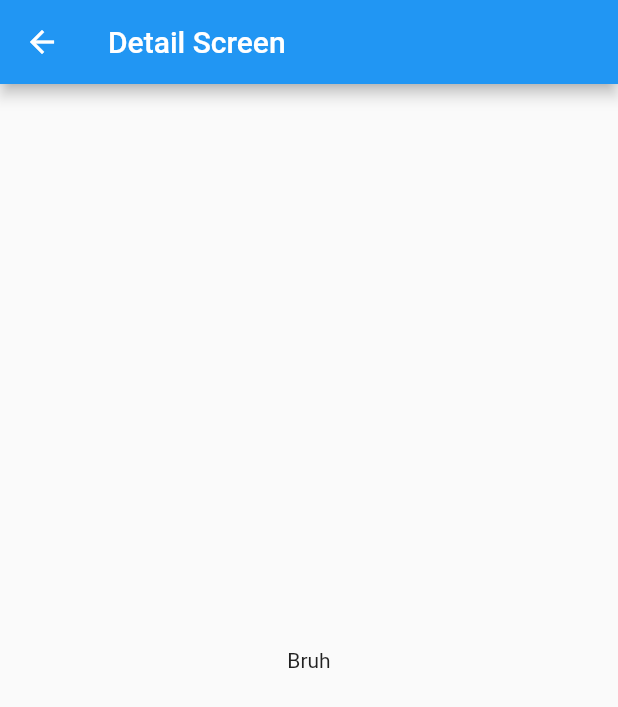
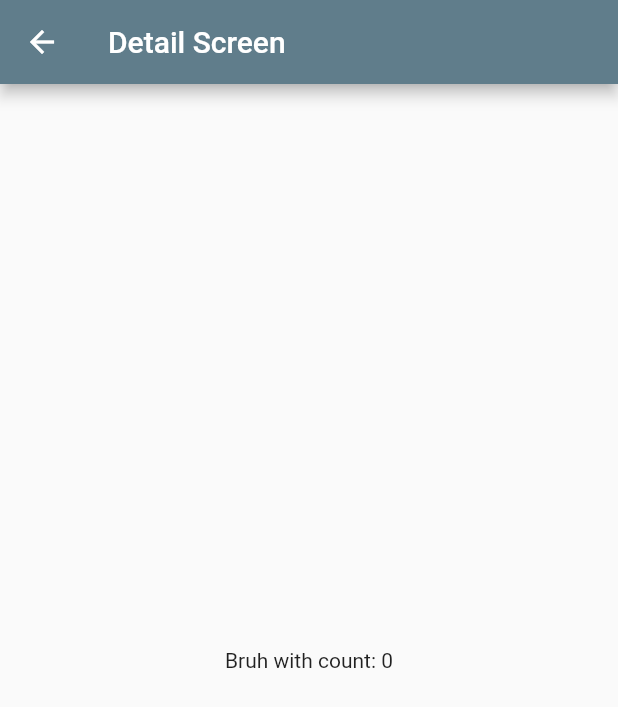
Before and after one commit to vanard/learn-flutter, a Flutter app: the screen it shows after launch, after a tap on "Go to detail", on a phone screen of 412 x 824 dp. Shown: the top 707 px of the screen. Run offline on Flutter 3.47's test engine with Material 2 defaults, Android fonts, the phone set to English and light mode, and no system bars; our stand-ins replace get.

Commit message:
add reactive

```diff
--- a/lib/main.dart
+++ b/lib/main.dart
@@ -2,7 +2,7 @@ import 'package:flutter/material.dart';
 import 'package:flutter_learn_getx/pages/detail_screen.dart';
 import 'package:get/get.dart';
 
-import 'pages/home_screen.dart';
+import 'pages/home/home_screen.dart';
 
 void main() {
   runApp(MyApp());
@@ -15,7 +15,7 @@ class MyApp extends StatelessWidget {
     return GetMaterialApp(
       title: 'Flutter Demo',
       theme: ThemeData(
-        primarySwatch: Colors.blue,
+        primarySwatch: Colors.blueGrey,
         visualDensity: VisualDensity.adaptivePlatformDensity,
       ),
       getPages: [
--- a/lib/pages/detail_screen.dart
+++ b/lib/pages/detail_screen.dart
@@ -1,9 +1,11 @@
 import 'package:flutter/material.dart';
+import 'package:flutter_learn_getx/pages/home/home_controller.dart';
 import 'package:flutter_learn_getx/service/dummy_service.dart';
 import 'package:get/get.dart';
 
 class DetailScreen extends StatelessWidget {
   final serv = Get.find<ApiService>();
+  final homeState = Get.find<HomeController>();
 
   @override
   Widget build(BuildContext context) {
@@ -19,7 +21,7 @@ class DetailScreen extends StatelessWidget {
       ),
       body: Container(
         alignment: Alignment.center,
-        child: Text('${serv.fetchFromApi()}'),
+        child: Text('${serv.fetchFromApi()} with count: ${homeState.count}'),
       ),
     );
   }
--- /dev/null
+++ b/lib/pages/home/home_controller.dart
@@ -0,0 +1,7 @@
+import 'package:get/get.dart';
+
+class HomeController extends GetxController{
+  var count = 0.obs;
+
+  increment() => count++;
+}
--- a/lib/pages/home_screen.dart
+++ b/lib/pages/home/home_screen.dart
@@ -1,5 +1,5 @@
 import 'package:flutter/material.dart';
-import 'package:flutter_learn_getx/pages/detail_screen.dart';
+import 'package:flutter_learn_getx/pages/home/home_controller.dart';
 import 'package:flutter_learn_getx/service/dummy_service.dart';
 import 'package:get/get.dart';
 
@@ -7,6 +7,7 @@ class HomeScreen extends StatelessWidget {
   @override
   Widget build(BuildContext context) {
     final service = Get.put(ApiService());
+    final homeController = Get.put(HomeController());
 
     return Scaffold(
       appBar: AppBar(
@@ -35,8 +36,19 @@ class HomeScreen extends StatelessWidget {
                 primary: Colors.white,
                 textStyle: TextStyle(fontSize: 20),
               ),
-            )
+            ),
           ],
+        ),
+      ),
+      floatingActionButton: Obx(
+        () => FloatingActionButton.extended(
+          onPressed: () {
+            // Add your onPressed code here!
+            homeController.increment();
+          },
+          label: Text('Count ${homeController.count}'),
+          icon: const Icon(Icons.plus_one),
+          backgroundColor: Colors.green,
         ),
       ),
     );
```
